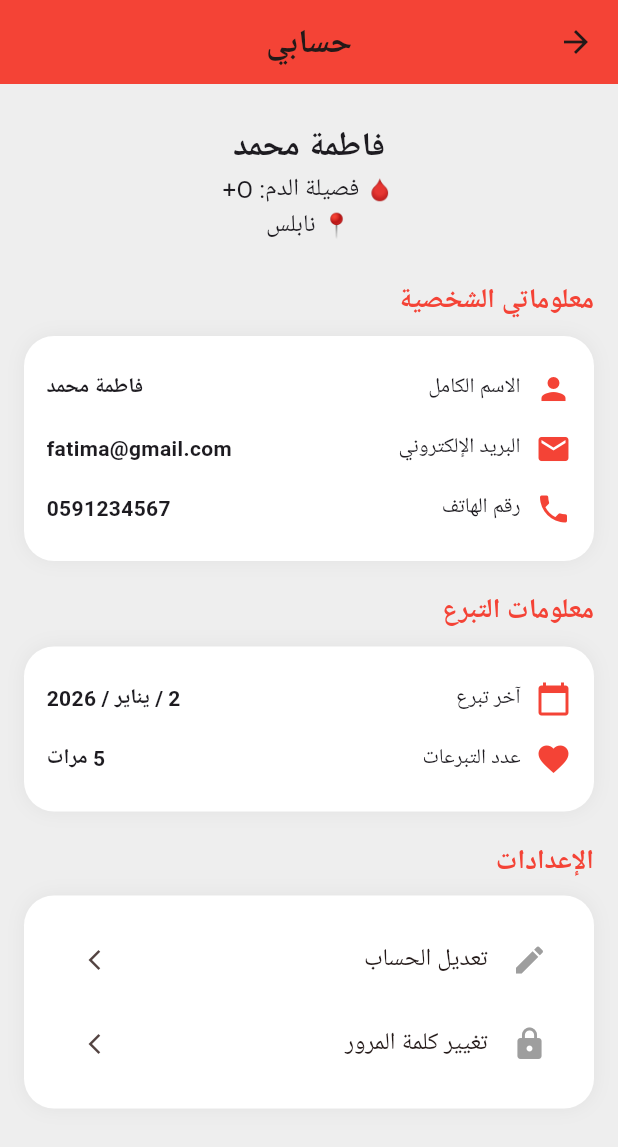
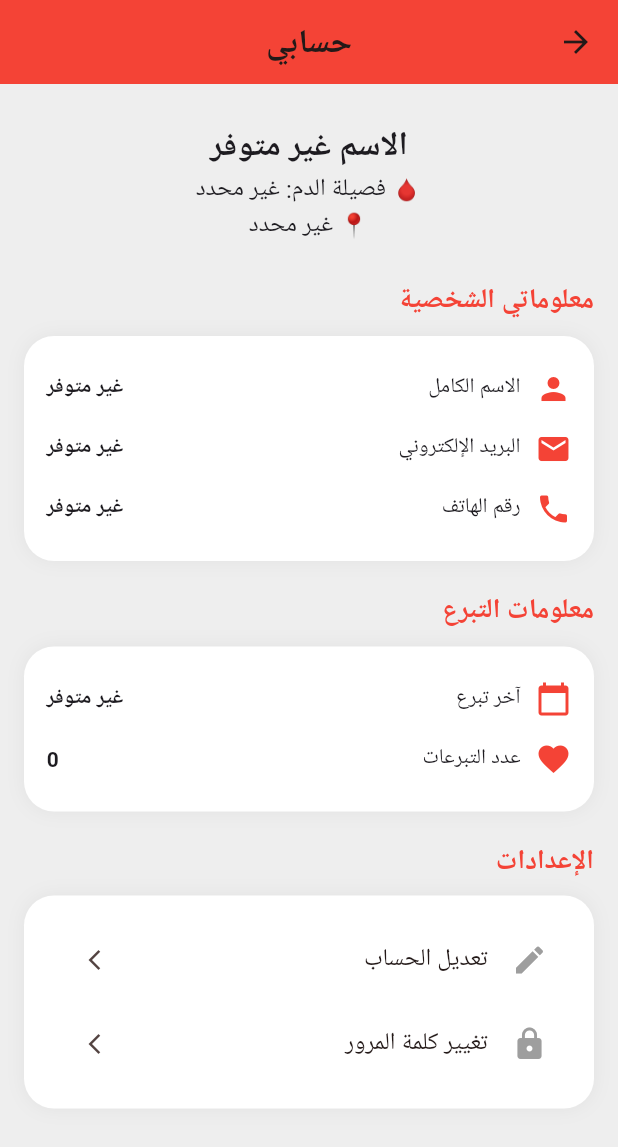
Before and after one commit to fatimatomeh/blood-bank-app, a Flutter app: the ProfilePage screen opened directly, on a phone screen of 412 x 824 dp. Shown: the top 1147 px of the screen. Run offline on Flutter 3.47's test engine with Material 3 defaults, Android fonts, the phone set to English and light mode, and no system bars; our stand-ins replace cloud_firestore, device_preview, firebase_auth, firebase_core, firebase_database, google_fonts; accounts and stored records are empty; Roboto replaces fonts that are missing (Marhey).

Commit message:
تعديلات على صفحات التسجيل والملف الشخصي وكلمة المرور

```diff
--- a/lib/screens/main_navigation.dart
+++ b/lib/screens/main_navigation.dart
@@ -1,5 +1,5 @@
 import 'package:flutter/material.dart';
-import 'home_page.dart';
+import 'DonorsHomePage.dart';
 import 'requests_page.dart';
 import 'donate_page.dart';
 import 'profile_page.dart';
@@ -15,7 +15,7 @@ class _MainNavigationState extends State<MainNavigation> {
   int currentIndex = 0;
 
   final List<Widget> pages = [
-    const HomePage(),
+    const DonorsHomePage(), // ✅ تعديل الاسم
     const RequestsPage(),
     const DonatePage(),
     const ProfilePage(),
--- a/lib/screens/profile_page.dart
+++ b/lib/screens/profile_page.dart
@@ -1,46 +1,75 @@
 import 'package:flutter/material.dart';
-// تأكدي أن أسماء الملفات هنا تطابق الأسماء عندك في المشروع
+import 'package:firebase_database/firebase_database.dart';
 import 'edit_profile_page.dart';
-import 'change_password_page.dart';
+import 'ChangePasswardPage.dart'; // نفس اسم الملف عندك
 
-class ProfilePage extends StatelessWidget {
+class ProfilePage extends StatefulWidget {
   const ProfilePage({super.key});
+
+  @override
+  _ProfilePageState createState() => _ProfilePageState();
+}
+
+class _ProfilePageState extends State<ProfilePage> {
+  final DatabaseReference dbRef = FirebaseDatabase.instance.ref("users/fatima");
+  Map userData = {};
+
+  @override
+  void initState() {
+    super.initState();
+    dbRef.onValue.listen((event) {
+      final data = event.snapshot.value as Map?;
+      if (data != null) {
+        setState(() {
+          userData = data;
+        });
+      }
+    });
+  }
 
   @override
   Widget build(BuildContext context) {
     return Scaffold(
       backgroundColor: Colors.grey[200],
       appBar: AppBar(
-          backgroundColor: Colors.red,
-          centerTitle: true,
-          title: const Text("حسابي",
-              style: TextStyle(fontWeight: FontWeight.bold))),
+        backgroundColor: Colors.red,
+        centerTitle: true,
+        title:
+            const Text("حسابي", style: TextStyle(fontWeight: FontWeight.bold)),
+      ),
       body: SingleChildScrollView(
         padding: const EdgeInsets.all(16),
         child: Column(
           children: [
             const SizedBox(height: 10),
-            const Text("فاطمة محمد",
-                style: TextStyle(fontSize: 22, fontWeight: FontWeight.bold)),
-            const Text("🩸 فصيلة الدم: O+", style: TextStyle(fontSize: 16)),
-            const Text("📍 نابلس", style: TextStyle(fontSize: 16)),
+            Text(userData['name'] ?? "الاسم غير متوفر",
+                style:
+                    const TextStyle(fontSize: 22, fontWeight: FontWeight.bold)),
+            Text("🩸 فصيلة الدم: ${userData['bloodType'] ?? 'غير محدد'}",
+                style: const TextStyle(fontSize: 16)),
+            Text("📍 ${userData['city'] ?? 'غير محدد'}",
+                style: const TextStyle(fontSize: 16)),
             const SizedBox(height: 25),
             sectionTitle("معلوماتي الشخصية"),
             infoCard([
-              infoRow(Icons.person, "الاسم الكامل", "فاطمة محمد"),
-              infoRow(Icons.email, "البريد الإلكتروني", "fatima@gmail.com"),
-              infoRow(Icons.phone, "رقم الهاتف", "0591234567"),
+              infoRow(Icons.person, "الاسم الكامل",
+                  userData['name'] ?? 'غير متوفر'),
+              infoRow(Icons.email, "البريد الإلكتروني",
+                  userData['email'] ?? 'غير متوفر'),
+              infoRow(
+                  Icons.phone, "رقم الهاتف", userData['phone'] ?? 'غير متوفر'),
             ]),
             const SizedBox(height: 20),
             sectionTitle("معلومات التبرع"),
             infoCard([
-              infoRow(Icons.calendar_today, "آخر تبرع", "2 / يناير / 2026"),
-              infoRow(Icons.favorite, "عدد التبرعات", "5 مرات"),
+              infoRow(Icons.calendar_today, "آخر تبرع",
+                  userData['lastDonation'] ?? 'غير متوفر'),
+              infoRow(Icons.favorite, "عدد التبرعات",
+                  userData['donationsCount']?.toString() ?? '0'),
             ]),
             const SizedBox(height: 20),
             sectionTitle("الإعدادات"),
             infoCard([
-              // هنا رجعنا الربط لصفحة التعديل
               settingRow(Icons.edit, "تعديل الحساب", () {
                 Navigator.push(
                   context,
@@ -48,8 +77,6 @@ class ProfilePage extends StatelessWidget {
                       builder: (context) => const EditProfilePage()),
                 );
               }),
-
-              // هنا رجعنا الربط لصفحة تغيير كلمة المرور
               settingRow(Icons.lock, "تغيير كلمة المرور", () {
                 Navigator.push(
                   context,
@@ -64,13 +91,14 @@ class ProfilePage extends StatelessWidget {
     );
   }
 
-  // الدوال المساعدة (نفس اللي عندك)
+  // الدوال المساعدة
   Widget sectionTitle(String text) {
     return Align(
-        alignment: Alignment.centerRight,
-        child: Text(text,
-            style: const TextStyle(
-                fontSize: 18, color: Colors.red, fontWeight: FontWeight.bold)));
+      alignment: Alignment.centerRight,
+      child: Text(text,
+          style: const TextStyle(
+              fontSize: 18, color: Colors.red, fontWeight: FontWeight.bold)),
+    );
   }
 
   Widget infoCard(List<Widget> children) {
--- a/lib/screens/signin_page.dart
+++ b/lib/screens/signin_page.dart
@@ -1,7 +1,7 @@
 import 'package:flutter/material.dart';
 import 'package:google_fonts/google_fonts.dart';
 import 'package:firebase_auth/firebase_auth.dart'; // ✅ مكتبة الفايربيس
-import 'signup_page.dart';
+import 'DonorSignUpPage.dart';
 import 'welcome_page.dart';
 import 'main_navigation.dart';
 
@@ -196,7 +196,7 @@ class _SignInPageState extends State<SignInPage> {
                         Navigator.push(
                           context,
                           MaterialPageRoute(
-                              builder: (context) => const SignUpPage()),
+                              builder: (context) => const DonorSignUpPage()),
                         );
                       },
                       child: const Text(
--- a/pubspec.yaml
+++ b/pubspec.yaml
@@ -17,6 +17,7 @@ dependencies:
   firebase_core: ^3.11.0
   firebase_auth: ^5.5.0
   cloud_firestore: ^5.6.2
+  firebase_database: ^11.0.0   # ✅ أضفنا المكتبة الخاصة بالـ Realtime Database
 
   # مكتبات التصميم والمعاينة والخطوط
   device_preview: ^1.1.0
```
Also changed, not shown: lib/screens/ChangePasswardPage.dart (renamed from lib/screens/change_password_page.dart, +3 -11 lines), lib/screens/DonorSignUpPage.dart (renamed from lib/screens/signup_page.dart, +10 -15 lines), lib/screens/DonorsHomePage.dart (renamed from lib/screens/home_page.dart, +62 -11 lines), lib/screens/donate_page.dart (+33 -7 lines), lib/screens/requests_page.dart (+45 -11 lines), lib/screens/welcome_page.dart (+4 -17 lines), pubspec.lock, 1 other file.
